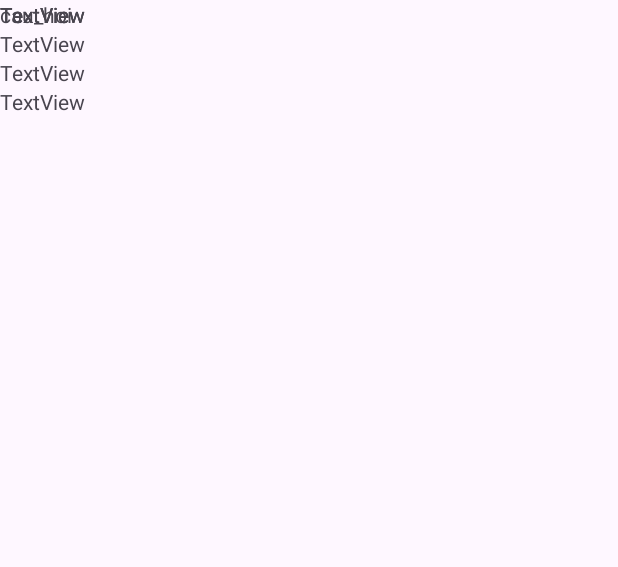
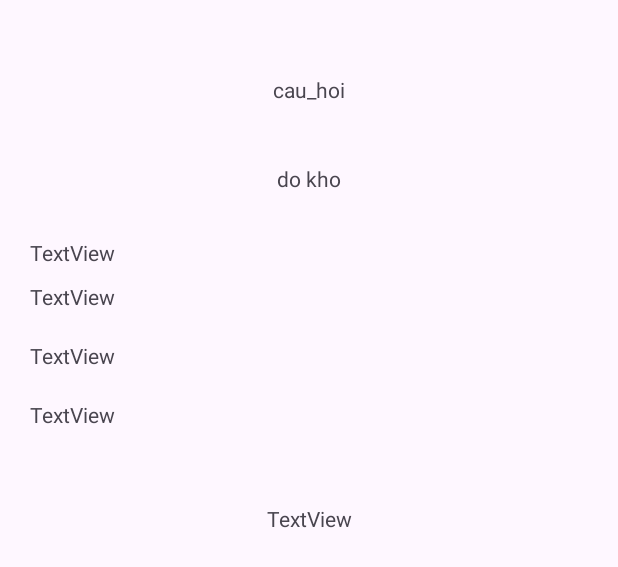
Before and after one commit to tiendung21111/Android_QuizApp, an Android app: the layout activity_main6.xml on its own in the app's theme, with its tools: preview values and no code run, on a phone screen of 412 x 824 dp. Shown: the top 567 px of the screen. Run offline under Robolectric (Android 15) with nearby library versions, the phone set to English and light mode, and no system bars.

Commit message:
xong co ban 4 5 6

```diff
--- a/app/src/main/res/layout/activity_main6.xml
+++ b/app/src/main/res/layout/activity_main6.xml
@@ -10,55 +10,77 @@
         android:id="@+id/cau_hoi"
         android:layout_width="wrap_content"
         android:layout_height="wrap_content"
+        android:layout_marginTop="50dp"
         android:text="cau_hoi"
-        tools:layout_editor_absoluteX="162dp"
-        tools:layout_editor_absoluteY="61dp" />
+        app:layout_constraintEnd_toEndOf="parent"
+        app:layout_constraintStart_toStartOf="parent"
+        app:layout_constraintTop_toTopOf="parent" />
 
     <TextView
         android:id="@+id/do_kho"
         android:layout_width="wrap_content"
         android:layout_height="wrap_content"
+        android:layout_marginTop="40dp"
+        android:text="do kho"
+        app:layout_constraintEnd_toEndOf="parent"
+        app:layout_constraintStart_toStartOf="parent"
+        app:layout_constraintTop_toBottomOf="@+id/cau_hoi" />
+
+    <TextView
+        android:id="@+id/dap_an_dung"
+        android:layout_width="wrap_content"
+        android:layout_height="wrap_content"
+        android:layout_marginTop="50dp"
         android:text="TextView"
-        tools:layout_editor_absoluteX="156dp"
-        tools:layout_editor_absoluteY="119dp" />
-
-    <LinearLayout
-        android:layout_width="339dp"
-        android:layout_height="251dp"
-        android:orientation="vertical"
-        tools:layout_editor_absoluteX="16dp"
-        tools:layout_editor_absoluteY="175dp">
+        app:layout_constraintEnd_toEndOf="parent"
+        app:layout_constraintStart_toStartOf="parent"
+        app:layout_constraintTop_toBottomOf="@+id/dap_an_d" />
 
     <TextView
         android:id="@+id/dap_an_a"
         android:layout_width="match_parent"
         android:layout_height="wrap_content"
-            android:text="TextView" />
+        android:layout_marginStart="20dp"
+        android:layout_marginTop="30dp"
+        android:layout_marginEnd="20dp"
+        android:text="TextView"
+        app:layout_constraintEnd_toEndOf="parent"
+        app:layout_constraintStart_toStartOf="parent"
+        app:layout_constraintTop_toBottomOf="@+id/do_kho" />
 
     <TextView
         android:id="@+id/dap_an_b"
         android:layout_width="match_parent"
         android:layout_height="wrap_content"
-            android:text="TextView" />
+        android:layout_marginStart="20dp"
+        android:layout_marginTop="10dp"
+        android:layout_marginEnd="20dp"
+        android:text="TextView"
+        app:layout_constraintEnd_toEndOf="parent"
+        app:layout_constraintStart_toStartOf="parent"
+        app:layout_constraintTop_toBottomOf="@+id/dap_an_a" />
 
     <TextView
         android:id="@+id/dap_an_c"
         android:layout_width="match_parent"
         android:layout_height="wrap_content"
-            android:text="TextView" />
+        android:layout_marginStart="20dp"
+        android:layout_marginTop="20dp"
+        android:layout_marginEnd="20dp"
+        android:text="TextView"
+        app:layout_constraintEnd_toEndOf="parent"
+        app:layout_constraintStart_toStartOf="parent"
+        app:layout_constraintTop_toBottomOf="@+id/dap_an_b" />
 
     <TextView
         android:id="@+id/dap_an_d"
         android:layout_width="match_parent"
         android:layout_height="wrap_content"
-            android:text="TextView" />
-    </LinearLayout>
-
-    <TextView
-        android:id="@+id/dap_an_dung"
-        android:layout_width="wrap_content"
-        android:layout_height="wrap_content"
+        android:layout_marginStart="20dp"
+        android:layout_marginTop="20dp"
+        android:layout_marginEnd="20dp"
         android:text="TextView"
-        tools:layout_editor_absoluteX="176dp"
-        tools:layout_editor_absoluteY="541dp" />
+        app:layout_constraintEnd_toEndOf="parent"
+        app:layout_constraintStart_toStartOf="parent"
+        app:layout_constraintTop_toBottomOf="@+id/dap_an_c" />
 </androidx.constraintlayout.widget.ConstraintLayout>
```
Also changed, not shown: app/src/main/java/com/example/sharedpreferences/MainActivity4.java (+22 -0 lines), app/src/main/java/com/example/sharedpreferences/MainActivity5.java (+48 -18 lines), app/src/main/java/com/example/sharedpreferences/MainActivity6.java (+10 -0 lines), app/src/main/java/com/example/sharedpreferences/Question.java (+27 -26 lines), app/src/main/res/layout/activity_main4.xml (+7 -6 lines). Lines whose indentation alone changed are shown as unchanged.
